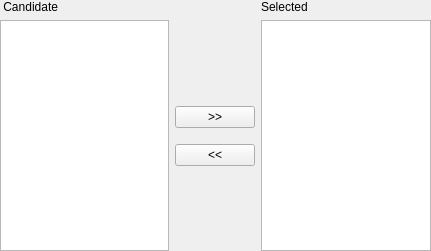
GWmodel-Lab/GWmodelS, file gwmindepvarselectorwidget.ui: the form before one commit.
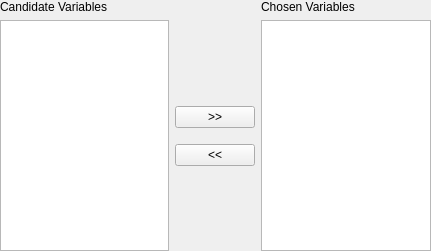
The form after the commit.

```diff
--- a/gwmindepvarselectorwidget.ui
+++ b/gwmindepvarselectorwidget.ui
@@ -38,7 +38,7 @@
    <item row="0" column="2">
     <widget class="QLabel" name="label_2">
      <property name="text">
-      <string>Selected</string>
+      <string>Chosen Variables</string>
      </property>
     </widget>
    </item>
@@ -104,7 +104,7 @@
    <item row="0" column="0">
     <widget class="QLabel" name="label">
      <property name="text">
-      <string> Candidate</string>
+      <string>Candidate Variables</string>
      </property>
     </widget>
    </item>
```
